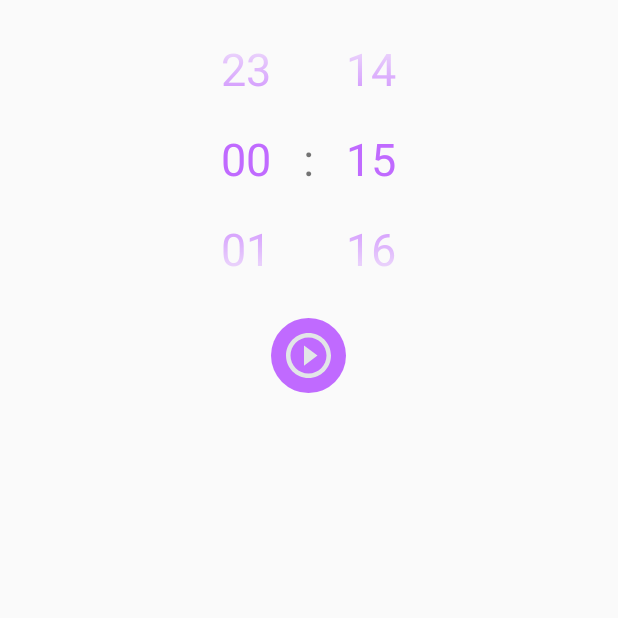
After one commit to Zell0Coding/whitenoise, an Android app: the fragment TimerAddFragment shown on its own in the app's theme, on a phone screen of 412 x 824 dp, the top half of it. The commit adds this screen. Run offline under Robolectric (Android 15) with nearby library versions, the phone set to English and light mode, and no system bars.

Commit message:
реализован таймер(фикс с UI нужен)

```diff
--- a/app/build.gradle
+++ b/app/build.gradle
@@ -4,7 +4,7 @@ android {
     compileSdkVersion 28
     defaultConfig {
         applicationId "com.meathammerstudio.whitenoise"
-        minSdkVersion 16
+        minSdkVersion 21
         targetSdkVersion 28
         versionCode 1
         versionName "1.0"
--- /dev/null
+++ b/app/src/main/java/com/meathammerstudio/whitenoise/Controllers/TimerAddFragment.java
@@ -0,0 +1,96 @@
+package com.meathammerstudio.whitenoise.Controllers;
+
+import android.os.Bundle;
+import android.view.LayoutInflater;
+import android.view.View;
+import android.view.ViewGroup;
+import android.widget.ImageButton;
+import android.widget.TimePicker;
+
+import androidx.annotation.NonNull;
+import androidx.annotation.Nullable;
+import androidx.fragment.app.Fragment;
+
+import com.google.gson.Gson;
+import com.google.gson.GsonBuilder;
+import com.meathammerstudio.whitenoise.Models.Timer;
+import com.meathammerstudio.whitenoise.Models.TimerContainer;
+import com.meathammerstudio.whitenoise.R;
+import com.meathammerstudio.whitenoise.Utills.StorageManager;
+import com.meathammerstudio.whitenoise.Utills.Utill;
+
+public class TimerAddFragment extends Fragment {
+
+    private TimePicker mTimePicker;
+    private ImageButton mImageButton;
+
+    @Override
+    public void onCreate(@Nullable Bundle savedInstanceState) {
+        super.onCreate(savedInstanceState);
+    }
+
+    @Nullable
+    @Override
+    public View onCreateView(@NonNull LayoutInflater inflater, @Nullable ViewGroup container, @Nullable Bundle savedInstanceState) {
+        View view = inflater.inflate(R.layout.timer_add_fragment,container,false);
+
+        mTimePicker = view.findViewById(R.id.timer_picker);
+        mImageButton = view.findViewById(R.id.add_new_timer);
+
+        mTimePicker.setCurrentHour(0);
+        mTimePicker.setCurrentMinute(15);
+
+        mTimePicker.setIs24HourView(true);
+
+        mImageButton.setOnClickListener(new View.OnClickListener() {
+            @Override
+            public void onClick(View v) {
+                saveTimer();
+                getFragmentManager().popBackStack();
+            }
+        });
+
+        return view;
+    }
+
+    @Override
+    public void onViewCreated(@NonNull View view, @Nullable Bundle savedInstanceState) {
+        super.onViewCreated(view, savedInstanceState);
+    }
+
+    private void saveTimer(){
+            int hours = mTimePicker.getCurrentHour();
+        int minutes = mTimePicker.getCurrentMinute();
+        Timer timer = new Timer(hours,minutes,false);
+
+        TimerContainer timers = loadTimers();
+        if(timers!=null){
+            timers.addTimer(timer);
+        }else{
+            timers = new TimerContainer();
+            timers.addTimer(timer);
+        }
+
+        Gson gson = new Gson();
+        String json_data = gson.toJson(timers);
+        StorageManager.writeToFile(Utill.TIMER_SELECTED,json_data,getContext());
+    }
+
+    private TimerContainer loadTimers(){
+
+        try {
+            String data = StorageManager.readFromFile(Utill.TIMER_SELECTED, getContext());
+            GsonBuilder gsonBuilder = new GsonBuilder();
+            Gson gson = gsonBuilder.create();
+            TimerContainer timerContainer = gson.fromJson(data,TimerContainer.class);
+            return timerContainer;
+        }catch (NullPointerException e){
+            e.printStackTrace();
+            return null;
+        }
+    }
+
+
+
+
+}
--- a/app/src/main/java/com/meathammerstudio/whitenoise/Services/musicServices.java
+++ b/app/src/main/java/com/meathammerstudio/whitenoise/Services/musicServices.java
@@ -3,6 +3,7 @@ package com.meathammerstudio.whitenoise.Services;
 import android.app.Service;
 import android.content.Intent;
 import android.os.IBinder;
+import android.util.Log;
 
 import com.meathammerstudio.whitenoise.Utills.Manager;
 
@@ -41,7 +42,8 @@ public class musicServices extends Service {
     }
     @Override
     public void onDestroy() {
-
+        Log.d("Остановки сервиса песен","STOP");
+        super.onDestroy();
     }
 
     @Override
--- a/app/src/main/java/com/meathammerstudio/whitenoise/Utills/Utill.java
+++ b/app/src/main/java/com/meathammerstudio/whitenoise/Utills/Utill.java
@@ -36,7 +36,7 @@ public abstract class Utill {
 
     // --------------------- ФАЙЛЫ ---------------------------
     public static final String SELECTED_SOUND = "selected_sound";
-
+    public static final String TIMER_SELECTED = "selected_timers";
     // -------------------------------------------------------
 
 }
--- /dev/null
+++ b/app/src/main/res/layout/timer_add_fragment.xml
@@ -0,0 +1,30 @@
+<?xml version="1.0" encoding="utf-8"?>
+<LinearLayout xmlns:android="http://schemas.android.com/apk/res/android"
+    xmlns:app="http://schemas.android.com/apk/res-auto"
+    android:orientation="vertical"
+    android:layout_width="match_parent"
+    android:layout_height="match_parent">
+
+    <TimePicker
+        android:id="@+id/timer_picker"
+        android:theme="@style/MyThemeTimePicker"
+        style="@style/MyThemeTimePicker"
+        android:layout_width="match_parent"
+        android:layout_height="wrap_content"
+        android:background="@android:color/transparent"
+        android:numbersSelectorColor="@color/colorSelected"
+        android:timePickerMode="spinner">
+
+    </TimePicker>
+
+    <ImageButton
+        android:id="@+id/add_new_timer"
+        android:layout_width="wrap_content"
+        android:layout_height="wrap_content"
+        android:src="@drawable/all_play"
+        android:background="@drawable/button_play_circle"
+        android:layout_gravity="center_horizontal">
+
+    </ImageButton>
+
+</LinearLayout>
--- a/app/src/main/res/values/styles.xml
+++ b/app/src/main/res/values/styles.xml
@@ -6,7 +6,14 @@
         <item name="colorPrimary">@color/colorPrimary</item>
         <item name="colorPrimaryDark">@color/colorPrimary</item>
         <item name="colorAccent">@color/colorPrimary</item>
+        <item name="android:timePickerStyle">@style/MyThemeTimePicker</item>
     </style>
 
+    <style name="MyThemeTimePicker" parent="@android:style/Widget.Material.TimePicker">
+        <item name="android:textColorPrimary">@color/colorSelected</item>
+        <item name="android:textColorSecondary">@color/switch_disable</item>
+        <item name="android:colorControlNormal">@android:color/transparent</item>
+        <item name="android:textSize">30sp</item>
+    </style>
 
 </resources>
```
Also changed, not shown: app/src/main/AndroidManifest.xml (+16 -4 lines), app/src/main/java/com/meathammerstudio/whitenoise/Adapters/timerAdapter.java (+17 -3 lines), app/src/main/java/com/meathammerstudio/whitenoise/Controllers/MainActivity.java (+14 -0 lines), app/src/main/java/com/meathammerstudio/whitenoise/Controllers/TimerFragment.java (+97 -6 lines), app/src/main/java/com/meathammerstudio/whitenoise/Models/Timer.java (+15 -7 lines), app/src/main/java/com/meathammerstudio/whitenoise/Models/TimerContainer.java (added, +14 -0 lines), app/src/main/java/com/meathammerstudio/whitenoise/Services/timeServices.java (added, +133 -0 lines), app/src/main/java/com/meathammerstudio/whitenoise/Utills/Manager.java (+15 -0 lines), app/src/main/java/com/meathammerstudio/whitenoise/Utills/i_helper.java (+8 -5 lines).
